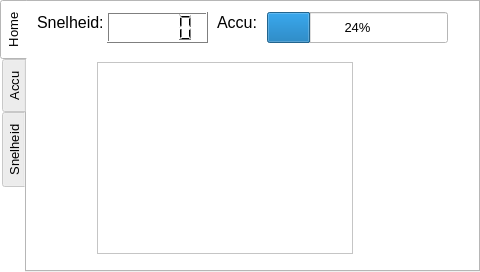
Old version of the form mainwindow.ui in the repository jorismathijssen/PTView.
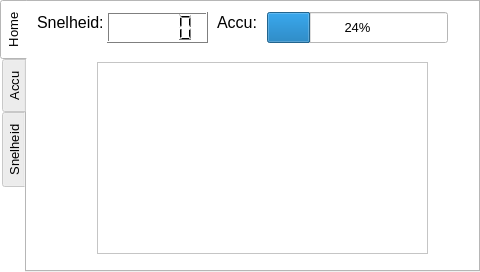
New version of the form. Custom widgets are drawn as their Qt base class.

What changed in the file:
```diff
--- a/mainwindow.ui
+++ b/mainwindow.ui
@@ -956,7 +956,7 @@
        <rect>
         <x>70</x>
         <y>60</y>
-        <width>256</width>
+        <width>331</width>
         <height>192</height>
        </rect>
       </property>
```
